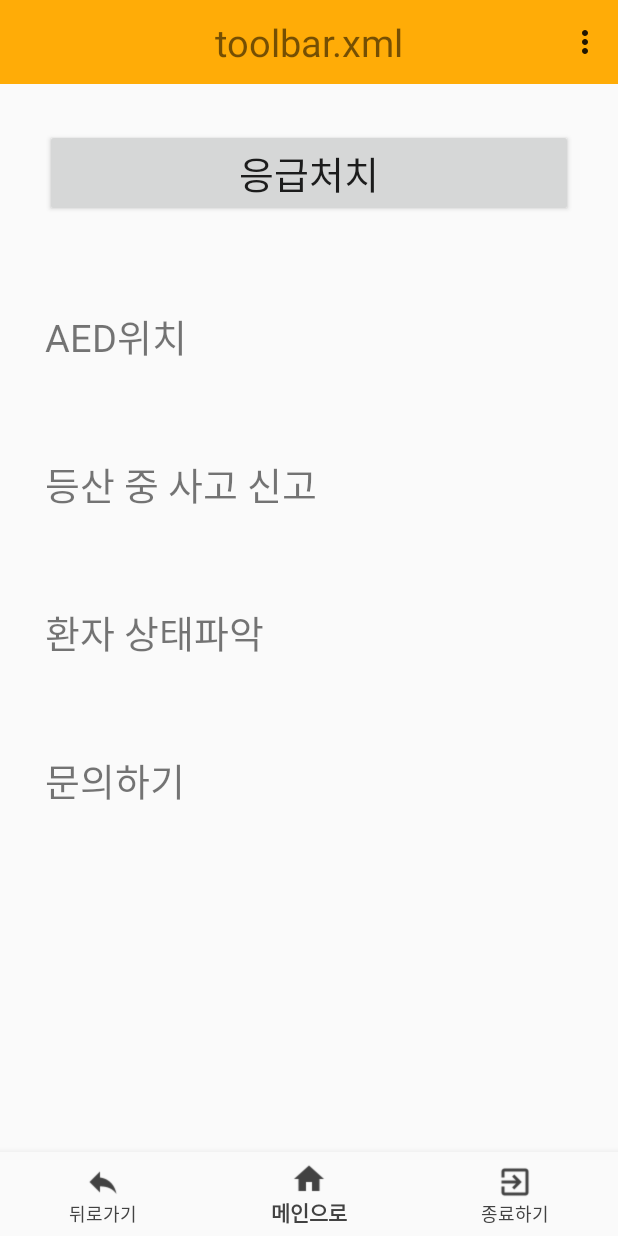
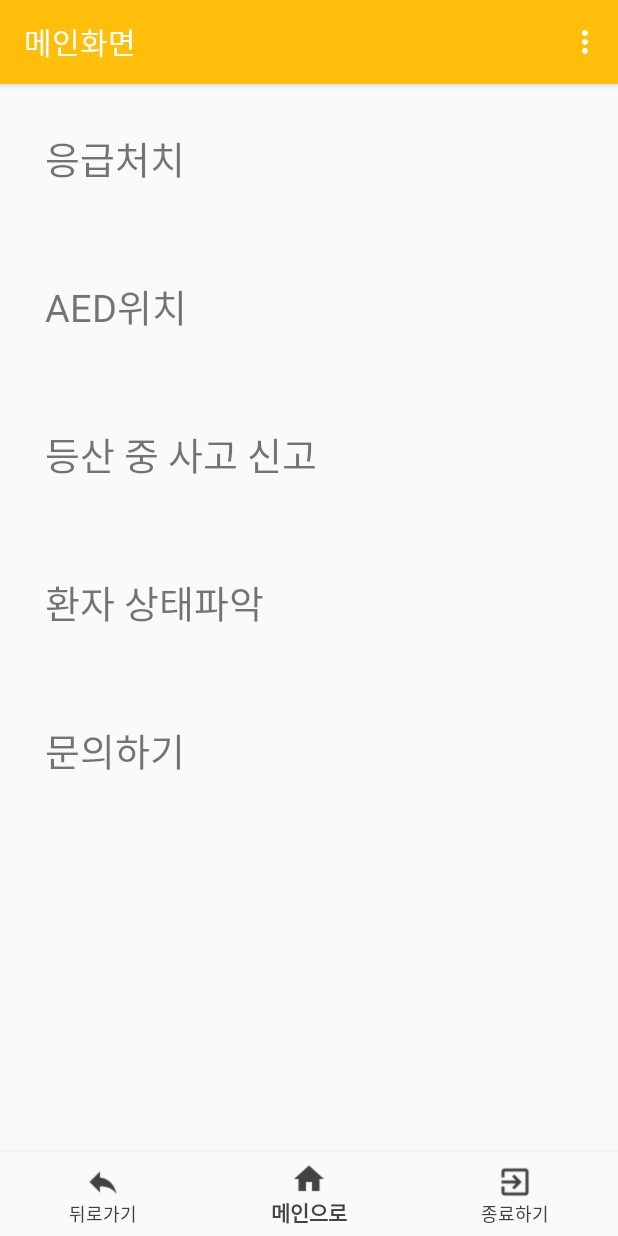
Before and after one commit to akana0321/SaveUs, an Android app: the screen it shows after launch (FrameActivity before the commit, MainActivity after it), item 2 of the bottom bar chosen, on a phone screen of 412 x 824 dp. Run offline under Robolectric (Android 15) with nearby library versions, the phone set to English and light mode, and no system bars.

Commit message:
MainPage structure complete

```diff
--- a/app/src/main/AndroidManifest.xml
+++ b/app/src/main/AndroidManifest.xml
@@ -8,7 +8,7 @@
         android:label="@string/app_name"
         android:roundIcon="@mipmap/ic_launcher_round"
         android:supportsRtl="true"
-        android:theme="@style/Theme.AppCompat.Light.NoActionBar">
+        android:theme="@style/AppTheme"> // 2021.04.07 수정
         <activity android:name=".FrameActivity" />
         <activity android:name=".MainActivity"/>
         <activity android:name=".SplashActivity">
--- a/app/src/main/java/com/example/saveus/EmergencyActivity.java
+++ b/app/src/main/java/com/example/saveus/EmergencyActivity.java
@@ -11,6 +11,6 @@ public class EmergencyActivity extends AppCompatActivity {
     protected void onCreate(@Nullable Bundle savedInstanceState) {
         super.onCreate(savedInstanceState);
         setContentView(R.layout.activity_emergency);
-        setTitle("응급상황");
+        setTitle("응급처치");
     }
 }
--- a/app/src/main/java/com/example/saveus/FrameActivity.java
+++ b/app/src/main/java/com/example/saveus/FrameActivity.java
@@ -11,6 +11,7 @@ import android.view.MenuItem;
 import android.view.View;
 import android.widget.Button;
 import android.widget.FrameLayout;
+import android.widget.TextView;
 
 
 import androidx.annotation.NonNull;
@@ -29,19 +30,13 @@ public class FrameActivity extends AppCompatActivity {
     Toolbar toolBar;
     BottomNavigationView frBottom;
     FrameLayout content;
-    Button MainTv_EMER;
+    TextView MainTv_EMER;
 
     @Override
     protected void onCreate(@Nullable Bundle savedInstanceState) {
         super.onCreate(savedInstanceState);
         setContentView(R.layout.activity_frame);
 
-        // Toolbar 설정
-        toolBar = (Toolbar) findViewById(R.id.toolbar);
-        setSupportActionBar(toolBar);
-        getSupportActionBar().setDisplayHomeAsUpEnabled(false); // 상단 좌측 탭에 뒤로가기 버튼이 활성화 되어 있어서 false 전환 2021.04.04 16:53
-        //        getSupportActionBar().setHomeAsUpIndicator(R.drawable.ic_menu_white);
-        //
         //        // Bottom Navigation 설정
         frBottom = (BottomNavigationView) findViewById(R.id.frBottom);
 
@@ -49,10 +44,10 @@ public class FrameActivity extends AppCompatActivity {
         content = (FrameLayout)findViewById(R.id.content_layout);
         LayoutInflater inflater = (LayoutInflater) getSystemService(Context.LAYOUT_INFLATER_SERVICE);
         inflater.inflate(activity_main,content,true); // 1. 메인 페이지 xml 가져오기
-        v1 = inflater.inflate(activity_main,null); //2. 메인 페이지를 뷰객체로 가져오기.
 
 
-        MainTv_EMER = (Button) findViewById(R.id.mainTv_Emer);
+
+        MainTv_EMER = (TextView) findViewById(R.id.mainTv_Emer);
         MainTv_EMER.setOnClickListener(new View.OnClickListener() {
             @Override
             public void onClick(View v) {
--- a/app/src/main/java/com/example/saveus/MainActivity.java
+++ b/app/src/main/java/com/example/saveus/MainActivity.java
@@ -14,30 +14,88 @@ import android.widget.Button;
 import android.widget.LinearLayout;
 import android.widget.TextView;
 
+import com.google.android.material.bottomnavigation.BottomNavigationView;
+
 public class MainActivity extends AppCompatActivity {
-    Button MainTv_EMER;
-    TextView MainTv_AED, Main_MOUN,Main_PATI,Main_COUNT;
+    TextView MainTv_EMER, MainTv_AED, Main_MOUN,Main_PATI,Main_COUNT;
+    BottomNavigationView frBottom;
     @Override
     protected void onCreate(Bundle savedInstanceState) {
         super.onCreate(savedInstanceState);
         setContentView(R.layout.activity_main);
+        setTitle("메인화면");
 
-        MainTv_EMER = (Button) findViewById(R.id.mainTv_Emer);
+        MainTv_EMER = (TextView) findViewById(R.id.mainTv_Emer);
         MainTv_AED = (TextView)findViewById(R.id.mainTv_AED);
         Main_MOUN = (TextView)findViewById(R.id.mainTV_Moun);
         Main_PATI = (TextView)findViewById(R.id.mainTv_Pati);
         Main_COUNT = (TextView)findViewById(R.id.mainTv_Cont);
 
-        MainTv_EMER.setOnClickListener(new View.OnClickListener() {
+        // Bottom Navigation 설정
+        frBottom = (BottomNavigationView) findViewById(R.id.frBottom);
+
+        MainTv_EMER.setOnClickListener(new View.OnClickListener() {  // 응급처치 클릭시 응급상황 분류 페이지 이동
             @Override
             public void onClick(View v) {
-                Intent intent = new Intent(MainActivity.this,EmergencyActivity.class);
+                Intent intent = new Intent(getApplicationContext(), EmergencyActivity.class);
                 startActivity(intent);
             }
         });
 
+        // 바텀 네이게이션 각 버튼 클릭시 실행.
+        frBottom.setOnNavigationItemSelectedListener(new BottomNavigationView.OnNavigationItemSelectedListener() {
+            @Override
+            public boolean onNavigationItemSelected(@NonNull MenuItem menuItem) {
+                switch (menuItem.getItemId()){
+                    case R.id.frBack :
+                        Intent intent = new Intent(getApplicationContext(), EmergencyActivity.class);
+                        startActivity(intent); // 2021.04.07 임시로 페이지가 전환되는 지 확인하기 위해 작성해 봄.
+                        return true;
+                    case R.id.frMain :
+                        return true;
+                    case R.id.frExit :
+                        moveTaskToBack(true); // 태스크를 백그라운드로 이동
+                        finishAndRemoveTask(); // 액티비티 종료 + 태스크 리스트에서 지우기
+                        System.exit(0);
+                        return true;
+                }
+                return false;
+            }
+        });
+
+    }
+
+    public boolean onCreateOptionsMenu(Menu menu) { // 상단 우측 탭 호출
+        getMenuInflater().inflate(R.menu.toolbar_menu,menu);
+        return super.onCreateOptionsMenu(menu);
+    }
+
+    @Override
+    public boolean onOptionsItemSelected(MenuItem item) {
+        // Handle presses on the action bar items
+        switch (item.getItemId()) {
+            case R.id.tbEmer :
+                Intent intent = new Intent(getApplicationContext(), EmergencyActivity.class);
+                startActivity(intent);
+                return true;
+            // 응급처치 기능 클릭시 페이지 전환
+            case R.id.tbAed:
+                //자동제세동기 기능 클릭시 페이지 전환
+                return true;
+            case R.id.tbMoun:
+                //등산중 사고 신고 클릭시 페이지 전환
+                return true;
+            case R.id.tbPati:
+                //환자 상태파악 클릭시 페이지 전환
+                return true;
+            case R.id.tbCont:
+                //문의하기 기능클릭시 페이지 전환
+                return true;
+            default:
+                return super.onOptionsItemSelected(item);
+        }
+    }
 
 
 
-    }
 }
--- a/app/src/main/java/com/example/saveus/SplashActivity.java
+++ b/app/src/main/java/com/example/saveus/SplashActivity.java
@@ -18,7 +18,7 @@ public class SplashActivity extends AppCompatActivity {
         handler.postDelayed(new Runnable() {
             @Override
             public void run() {
-                Intent intent = new Intent(getApplicationContext(), FrameActivity.class);
+                Intent intent = new Intent(getApplicationContext(), MainActivity.class);
                 // Intent intent = new Intent(현재 페이지, 다음으로 넘어갈 페이지);
                 startActivity(intent);
                 finish();
--- a/app/src/main/java/com/example/saveus/ToolbarActivity.java
+++ /dev/null
@@ -1,6 +0,0 @@
-package com.example.saveus;
-
-import androidx.appcompat.app.AppCompatActivity;
-
-public class ToolbarActivity extends AppCompatActivity {
-}
--- a/app/src/main/res/layout/activity_frame.xml
+++ b/app/src/main/res/layout/activity_frame.xml
@@ -4,10 +4,6 @@
     android:orientation="vertical"
     android:layout_width="match_parent"
     android:layout_height="match_parent">
-
-    <include
-        layout="@layout/activity_toolbar"
-        android:id="@+id/toolbar" />
 
     <!-- FrameLayout에 다른 내용들이 호출된다 -->
     <FrameLayout
--- a/app/src/main/res/layout/activity_main.xml
+++ b/app/src/main/res/layout/activity_main.xml
@@ -1,10 +1,16 @@
 <?xml version="1.0" encoding="utf-8"?>
 <LinearLayout xmlns:android="http://schemas.android.com/apk/res/android"
+    xmlns:app="http://schemas.android.com/apk/res-auto"
     android:orientation="vertical"
     android:layout_width="match_parent"
     android:layout_height="match_parent">
 
-    <Button
+    <LinearLayout
+        android:layout_width="match_parent"
+        android:layout_height="wrap_content"
+        android:orientation="vertical">
+
+        <TextView
             android:id="@+id/mainTv_Emer"
             android:layout_width="match_parent"
             android:layout_height="wrap_content"
@@ -44,5 +50,26 @@
             android:text="문의하기"
             android:textSize="25dp" />
 
+    </LinearLayout>
+
+    <RelativeLayout
+        android:layout_width="match_parent"
+        android:layout_height="wrap_content"
+        android:orientation="vertical">
+
+        <com.google.android.material.bottomnavigation.BottomNavigationView
+            android:id="@+id/frBottom"
+            android:layout_width="match_parent"
+            android:layout_height="wrap_content"
+            android:layout_alignParentBottom="true"
+            android:layout_centerHorizontal="true"
+            android:background="?android:attr/windowBackground"
+            app:itemIconTint="@color/cardview_dark_background"
+            app:itemTextColor="@color/cardview_dark_background"
+            app:menu="@menu/bottom_nav" />
+
+    </RelativeLayout>
+
+
 
 </LinearLayout>
--- a/app/src/main/res/layout/activity_toolbar.xml
+++ /dev/null
@@ -1,19 +0,0 @@
-<?xml version="1.0" encoding="utf-8"?>
-<androidx.appcompat.widget.Toolbar xmlns:android="http://schemas.android.com/apk/res/android"
-    xmlns:app="http://schemas.android.com/apk/res-auto"
-    android:id="@+id/toolbar"
-    android:layout_width="match_parent"
-    android:layout_height="wrap_content"
-    android:background="#FFAC07"
-    android:theme="@style/ThemeOverlay.AppCompat.ActionBar"
-    app:popupTheme="@style/ThemeOverlay.AppCompat.Light">
-
-    <TextView
-        android:id="@+id/toolbarTv"
-        android:layout_width="wrap_content"
-        android:layout_height="wrap_content"
-        android:layout_gravity="center"
-        android:textSize="25dp"
-        android:text="toolbar.xml" />
-
-</androidx.appcompat.widget.Toolbar>
--- a/app/src/main/res/values/colors.xml
+++ b/app/src/main/res/values/colors.xml
@@ -1,6 +1,8 @@
 <?xml version="1.0" encoding="utf-8"?>
 <resources>
-    <color name="colorPrimary">#008577</color>
+
+    <color name="colorPrimary">#FFBE0A</color>
+    <!-- color name="colorPrimary">#008577</color--> // 인트로와 색상을 맞추기 위해서 변경해봄.
     <color name="colorPrimaryDark">#00574B</color>
     <color name="colorAccent">#D81B60</color>
 </resources>
--- a/app/src/main/res/values/styles.xml
+++ b/app/src/main/res/values/styles.xml
@@ -1,7 +1,7 @@
 <resources>
 
     <!-- Base application theme. -->
-    <style name="AppTheme" parent="Theme.AppCompat.Light.NoActionBar"> <!-- 액션바 비활성화 -->
+    <style name="AppTheme" parent="Theme.AppCompat.Light.DarkActionBar"> <!-- 액션바 비활성화 -->
         <!-- Customize your theme here. -->
         <item name="colorPrimary">@color/colorPrimary</item>
         <item name="colorPrimaryDark">@color/colorPrimaryDark</item>
```
Also changed, not shown: 2 other files. Lines whose indentation alone changed are shown as unchanged.
